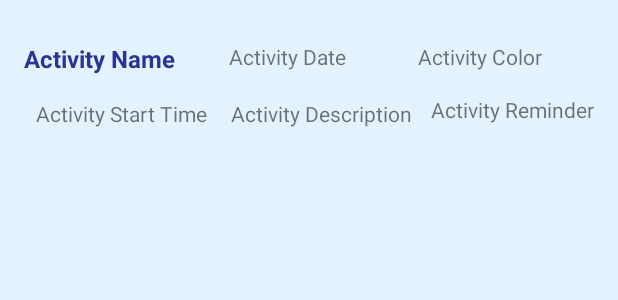
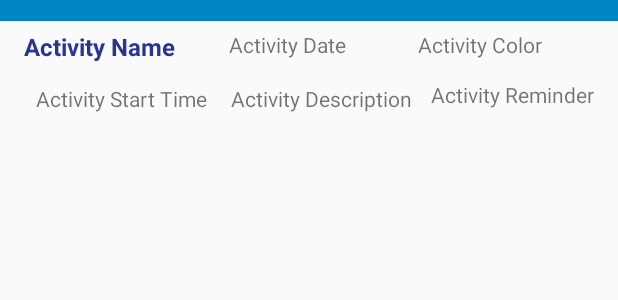
Before and after one commit to D3deR/SmartManager, an Android app: the layout activity_list_row_blue.xml on its own in the app's theme, with its tools: preview values and no code run, on a phone screen of 412 x 824 dp. Shown: the top 300 px of the screen. Run offline under Robolectric (Android 15) with nearby library versions, the phone set to English and light mode, and no system bars.

Commit message:
color activity list

```diff
--- a/app/src/main/res/layout/activity_list_row_blue.xml
+++ b/app/src/main/res/layout/activity_list_row_blue.xml
@@ -4,15 +4,22 @@
     xmlns:app="http://schemas.android.com/apk/res-auto"
     xmlns:tools="http://schemas.android.com/tools"
     android:layout_width="match_parent"
-    android:layout_height="match_parent"
-    android:background="@color/blueRow">
+    android:layout_height="match_parent">
+
+    <androidx.appcompat.widget.LinearLayoutCompat
+        android:layout_width="match_parent"
+        android:layout_height="14dp"
+        android:background="@color/blueRow"
+        app:layout_constraintEnd_toEndOf="parent"
+        app:layout_constraintStart_toStartOf="parent"
+        app:layout_constraintTop_toTopOf="parent" />
 
     <TextView
         android:id="@+id/textView_name"
         android:layout_width="wrap_content"
         android:layout_height="wrap_content"
         android:layout_marginStart="16dp"
-        android:layout_marginTop="28dp"
+        android:layout_marginTop="20dp"
         android:text="@string/activity_listView_row_name"
         android:textColor="@color/blueText"
         android:textSize="16sp"
@@ -25,7 +32,7 @@
         android:layout_width="wrap_content"
         android:layout_height="wrap_content"
         android:layout_marginStart="8dp"
-        android:layout_marginTop="16dp"
+        android:layout_marginTop="14dp"
         android:text="@string/activity_listView_row_time"
         app:layout_constraintStart_toStartOf="@+id/textView_name"
         app:layout_constraintTop_toBottomOf="@+id/textView_name" />
@@ -35,7 +42,7 @@
         android:layout_width="wrap_content"
         android:layout_height="wrap_content"
         android:layout_marginStart="16dp"
-        android:layout_marginTop="16dp"
+        android:layout_marginTop="14dp"
         android:text="@string/activity_listView_row_description"
         app:layout_constraintStart_toEndOf="@+id/textView_time"
         app:layout_constraintTop_toBottomOf="@+id/textView_name" />
@@ -45,7 +52,7 @@
         android:layout_width="wrap_content"
         android:layout_height="wrap_content"
         android:layout_marginStart="36dp"
-        android:layout_marginTop="28dp"
+        android:layout_marginTop="20dp"
         android:text="@string/activity_listView_row_date"
         app:layout_constraintStart_toEndOf="@+id/textView_name"
         app:layout_constraintTop_toTopOf="parent" />
@@ -54,7 +61,7 @@
         android:id="@+id/textView_reminder"
         android:layout_width="wrap_content"
         android:layout_height="wrap_content"
-        android:layout_marginTop="16dp"
+        android:layout_marginTop="14dp"
         android:layout_marginEnd="16dp"
         android:text="@string/activity_listView_row_reminder"
         app:layout_constraintEnd_toEndOf="parent"
@@ -66,7 +73,7 @@
         android:id="@+id/textView_color"
         android:layout_width="wrap_content"
         android:layout_height="wrap_content"
-        android:layout_marginTop="28dp"
+        android:layout_marginTop="20dp"
         android:text="@string/activity_listView_row_color"
         app:layout_constraintEnd_toEndOf="parent"
         app:layout_constraintHorizontal_bias="0.485"
--- a/app/src/main/res/layout/fragment_home.xml
+++ b/app/src/main/res/layout/fragment_home.xml
@@ -14,7 +14,7 @@
 
     <androidx.constraintlayout.widget.ConstraintLayout
         android:layout_width="match_parent"
-        android:layout_height="215dp"
+        android:layout_height="420dp"
         android:layout_weight="3">
 
         <ListView
--- a/app/src/main/res/values/colors.xml
+++ b/app/src/main/res/values/colors.xml
@@ -8,9 +8,9 @@
     <color name="background">#14000000</color>
 
     <color name="redRow">#ffebee</color>
-    <color name="redText">#8F1313</color>
-    <color name="blueRow">#e3f2fd</color>
+    <color name="redText">#9a0007</color> <!--#8F1313-->
+    <color name="blueRow">#0086c3</color>
     <color name="blueText">#283593</color>
     <color name="yellowRow">#fff9c4</color>
-    <color name="yellowText">#f9a825</color>
+    <color name="yellowText">#F1A938</color> <!--#fff176-->
 </resources>
```
Also changed, not shown: app/src/main/res/layout/activity_list_row_red.xml (+14 -7 lines), app/src/main/res/layout/activity_list_row_yellow.xml (+13 -8 lines).
